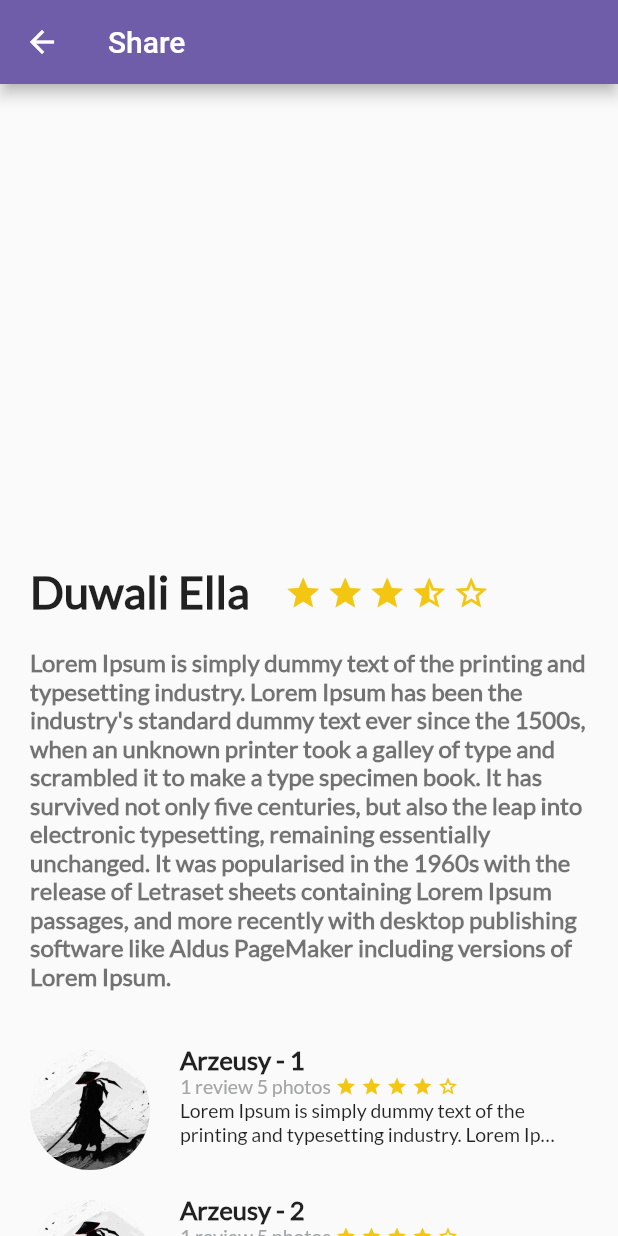
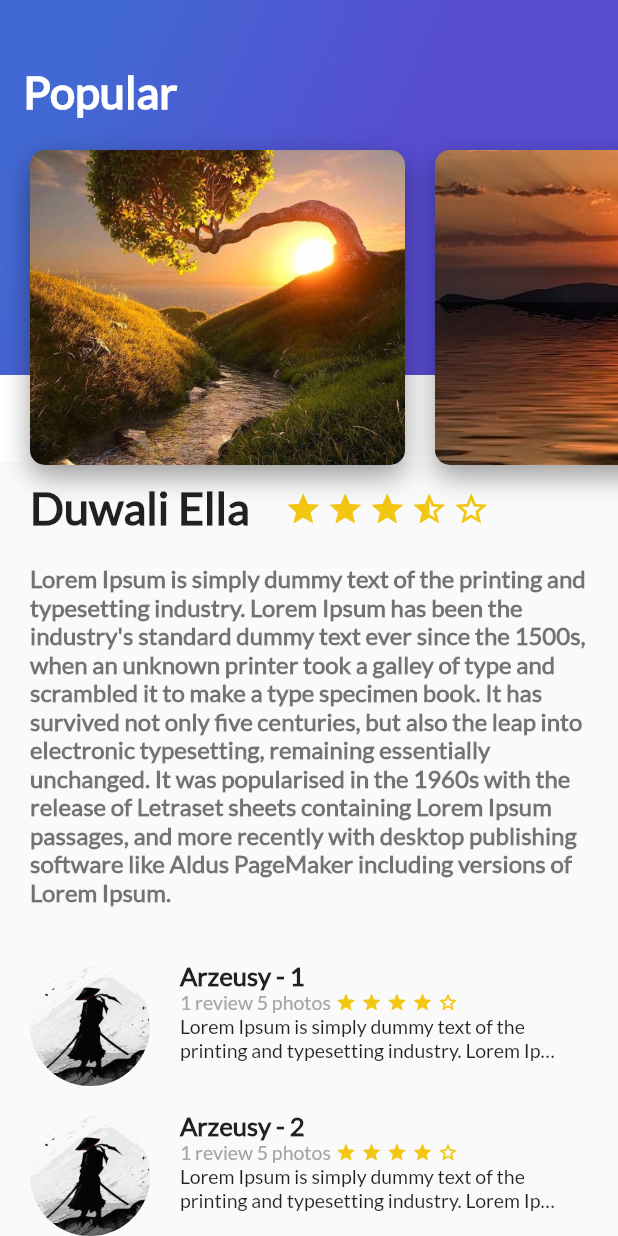
Before and after one commit to Arzeusy/Trips_app, a Flutter app: the screen it shows after launch, on a phone screen of 412 x 824 dp. Run offline on Flutter 3.47's test engine with Material 2 defaults, Android fonts, the phone set to English and light mode, and no system bars.

Commit message:
lis of image on header

```diff
--- /dev/null
+++ b/lib/card_image.dart
@@ -0,0 +1,41 @@
+import 'package:flutter/material.dart';
+
+
+class CardImage extends StatelessWidget {
+
+  String pathImage;
+
+  CardImage(this.pathImage, {Key? key}) : super(key: key);
+
+
+  @override
+  Widget build(BuildContext context){
+
+    final card = Container(
+      height: 350.0,
+      width: 250.0,
+      margin: const EdgeInsets.only(
+        top: 80.0,
+        left: 20.0,
+        bottom: 20.0
+      ),
+      decoration:  BoxDecoration(
+        image:   DecorationImage(
+          fit: BoxFit.cover,
+          image:  AssetImage( pathImage)
+        ),
+        borderRadius: BorderRadius.circular(10),
+        boxShadow: const [
+           BoxShadow (
+            color:  Colors.black38,
+            blurRadius: 15.0,
+            offset: Offset(0.0, 7.0)
+          )
+        ]
+      )
+    );
+
+    return card;
+
+  }
+}
--- /dev/null
+++ b/lib/card_image_list.dart
@@ -0,0 +1,24 @@
+import 'package:flutter/material.dart';
+import 'package:platzi_trips_app/card_image.dart';
+
+class CardImageList extends StatelessWidget{
+
+  @override
+  Widget build(BuildContext context){
+
+    return SizedBox(
+      height: 350.0,
+      child: ListView(
+        padding: const EdgeInsets.only(top: 20.0, bottom: 20.0),
+        scrollDirection: Axis.horizontal,
+        children: [
+          CardImage("assets/1.png"),
+          CardImage("assets/2.jpg"),
+          CardImage("assets/3.jpg"),
+        ],
+      ),
+    );
+
+  }
+
+}
--- a/lib/description_place.dart
+++ b/lib/description_place.dart
@@ -1,4 +1,5 @@
 import 'package:flutter/material.dart';
+import 'package:platzi_trips_app/gradient_back.dart';
 import 'package:platzi_trips_app/rating.dart';
 import 'package:platzi_trips_app/review_list.dart';
 
--- /dev/null
+++ b/lib/gradient_back.dart
@@ -0,0 +1,41 @@
+import 'package:flutter/material.dart';
+
+class GradienBack extends StatelessWidget {
+
+  String title = "Popular";
+
+  GradienBack(this.title, {Key? key}) : super(key: key);
+
+
+
+  @override
+  Widget build(BuildContext context){
+
+    return Container(
+      height: 250.0,
+      decoration: const BoxDecoration(
+        gradient:  LinearGradient(
+          colors: [
+            Color(0xFF4268D3),
+            Color(0xFF584CD1),
+          ],
+          begin: FractionalOffset(0.2, 0.0),
+          end: FractionalOffset(1.0, 0.6),
+          stops: [0.0, 0.6],
+          tileMode: TileMode.clamp
+        )
+      ),
+      child:  Text(
+        title,
+        style: const TextStyle(
+          color: Colors.white,
+          fontSize: 30.0,
+          fontFamily: "Lato",
+          fontWeight: FontWeight.bold
+        ),
+      ),
+      alignment: const Alignment(-0.9, -0.6),
+    );
+  }
+
+}
--- /dev/null
+++ b/lib/header_appbar.dart
@@ -0,0 +1,23 @@
+import 'package:flutter/material.dart';
+import 'package:platzi_trips_app/card_image_list.dart';
+import 'package:platzi_trips_app/gradient_back.dart';
+
+
+class HeaderAppBar extends StatelessWidget{
+
+  @override
+  Widget build(BuildContext context){
+
+    return Stack(
+      children: [
+        Container(
+          height: 308.0,
+          decoration: const BoxDecoration(color: Colors.white)
+        ),
+        GradienBack("Popular"),
+        CardImageList()
+      ],
+    );
+
+  }
+}
--- a/lib/main.dart
+++ b/lib/main.dart
@@ -1,5 +1,8 @@
 import 'package:flutter/material.dart';
 import 'package:platzi_trips_app/description_place.dart';
+import 'package:flutter/services.dart';
+import 'package:platzi_trips_app/header_appbar.dart';
+
 
 void main() => runApp(const MyApp());
 
@@ -9,6 +12,13 @@
   // This widget is the root of your application.
   @override
   Widget build(BuildContext context) {
+    /* SystemChrome.setEnabledSystemUIMode(SystemUiMode.manual, overlays: []); */
+    SystemChrome.setSystemUIOverlayStyle(
+    const SystemUiOverlayStyle(
+      statusBarColor: Colors.transparent,
+      statusBarBrightness: Brightness.light
+    )
+  );
     return MaterialApp(
       debugShowCheckedModeBanner: false,
       title: 'Flutter Demo',
@@ -25,15 +35,12 @@
         primarySwatch: Colors.blue,
       ),
       home: Scaffold(
-        appBar: AppBar(
-          title: const Text("Share"),
-          backgroundColor: const Color.fromARGB(255, 111, 93, 170),
-          leading: const Icon(
-            Icons.arrow_back,
-            color: Color.fromARGB(255, 255, 255, 255),
-          ),
-        ),
-        body: DescriptionPlace("Duwali Ella", 5 , "Lorem Ipsum is simply dummy text of the printing and typesetting industry. Lorem Ipsum has been the industry's standard dummy text ever since the 1500s, when an unknown printer took a galley of type and scrambled it to make a type specimen book. It has survived not only five centuries, but also the leap into electronic typesetting, remaining essentially unchanged. It was popularised in the 1960s with the release of Letraset sheets containing Lorem Ipsum passages, and more recently with desktop publishing software like Aldus PageMaker including versions of Lorem Ipsum.", key: UniqueKey(),)
+        body: Stack(
+          children: [
+            DescriptionPlace("Duwali Ella", 5 , "Lorem Ipsum is simply dummy text of the printing and typesetting industry. Lorem Ipsum has been the industry's standard dummy text ever since the 1500s, when an unknown printer took a galley of type and scrambled it to make a type specimen book. It has survived not only five centuries, but also the leap into electronic typesetting, remaining essentially unchanged. It was popularised in the 1960s with the release of Letraset sheets containing Lorem Ipsum passages, and more recently with desktop publishing software like Aldus PageMaker including versions of Lorem Ipsum.", key: UniqueKey(),),
+            HeaderAppBar()
+          ],
+        )
 
 
         /*Stack(children: [
```
Also changed, not shown: pubspec.yaml (+5 -2 lines), assets/1.png (added), assets/2.jpg (added), assets/3.jpg (added).
